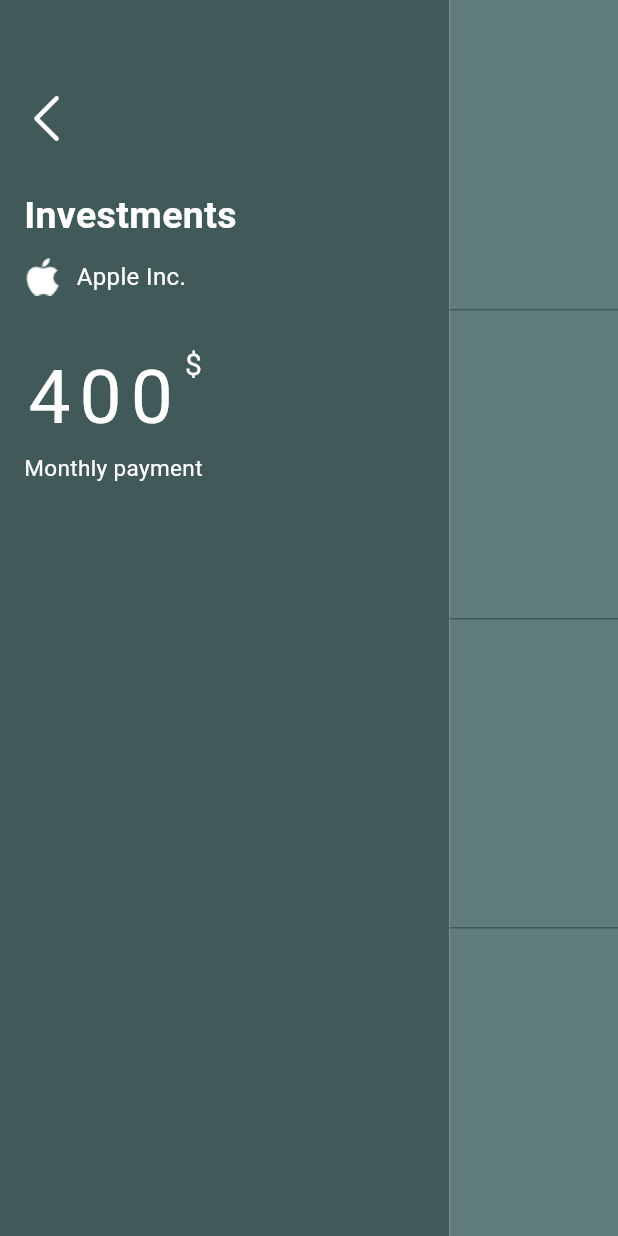
After one commit to tusharhow/Credit-App, a Flutter app: the screen it shows after launch, after a tap on "Audi Q8 TFSI", on a phone screen of 412 x 824 dp. The commit adds this screen. Run offline on Flutter 3.47's test engine with Material 3 defaults, Android fonts, the phone set to English and light mode, and no system bars.

Commit message:
Detail screen skeleton added

```diff
--- a/lib/components/inactive_card.dart
+++ b/lib/components/inactive_card.dart
@@ -6,12 +6,16 @@ class InActiveCard extends StatelessWidget {
     super.key,
     required this.title,
     required this.price,
+    required this.onClick,
   });
   final String title;
   final String price;
+  final VoidCallback onClick;
   @override
   Widget build(BuildContext context) {
-    return Container(
+    return GestureDetector(
+      onTap: onClick,
+      child: Container(
         height: 250,
         width: 110,
         decoration: BoxDecoration(
@@ -60,6 +64,7 @@ class InActiveCard extends StatelessWidget {
             ),
           ],
         ),
+      ),
     );
   }
 }
--- /dev/null
+++ b/lib/views/detail_screen.dart
@@ -0,0 +1,176 @@
+import 'package:credit_app/constants/constants.dart';
+import 'package:flutter/material.dart';
+
+class DetailScreen extends StatelessWidget {
+  const DetailScreen({super.key});
+
+  @override
+  Widget build(BuildContext context) {
+    final size = MediaQuery.of(context).size;
+    return Scaffold(
+      body: Column(
+        children: [
+          SizedBox(
+            height: size.height,
+            child: Row(
+              children: [
+                Expanded(
+                  flex: 8,
+                  child: Container(
+                    color: primaryColor,
+                    child: Column(
+                      children: [
+                        const SizedBox(height: 16 * 4),
+                        Padding(
+                          padding: const EdgeInsets.only(left: 16),
+                          child: Align(
+                            alignment: Alignment.centerLeft,
+                            child: Image.asset(
+                              'assets/icons/back.png',
+                              color: Colors.white,
+                              height: 30,
+                            ),
+                          ),
+                        ),
+                        const SizedBox(height: 16 * 2),
+                        const Padding(
+                          padding: EdgeInsets.only(left: 16),
+                          child: Align(
+                            alignment: Alignment.centerLeft,
+                            child: Text(
+                              'Investments',
+                              style: TextStyle(
+                                color: Colors.white,
+                                fontSize: 25,
+                                fontWeight: FontWeight.bold,
+                              ),
+                            ),
+                          ),
+                        ),
+                        const SizedBox(height: 10),
+                        Padding(
+                          padding: const EdgeInsets.only(left: 16),
+                          child: Row(
+                            children: [
+                              Image.asset(
+                                'assets/icons/apple.png',
+                                color: Colors.white,
+                                height: 25,
+                              ),
+                              const SizedBox(width: 10),
+                              const Text(
+                                'Apple Inc.',
+                                style: TextStyle(
+                                  color: Colors.white,
+                                  fontSize: 16,
+                                ),
+                              ),
+                            ],
+                          ),
+                        ),
+                        const SizedBox(height: 16 * 2),
+                        const Padding(
+                          padding: EdgeInsets.only(left: 16),
+                          child: Row(
+                            crossAxisAlignment: CrossAxisAlignment.start,
+                            children: [
+                              Text(
+                                '400',
+                                style: TextStyle(
+                                  color: Colors.white,
+                                  fontSize: 50,
+                                  fontWeight: FontWeight.w400,
+                                  letterSpacing: 6,
+                                ),
+                              ),
+                              SizedBox(width: 5),
+                              Text(
+                                '\$',
+                                style: TextStyle(
+                                  color: Colors.white,
+                                  fontSize: 20,
+                                ),
+                              ),
+                            ],
+                          ),
+                        ),
+                        const Padding(
+                          padding: EdgeInsets.only(left: 16),
+                          child: Align(
+                            alignment: Alignment.centerLeft,
+                            child: Text(
+                              'Monthly payment',
+                              style: TextStyle(
+                                color: Colors.white,
+                                fontSize: 15,
+                              ),
+                            ),
+                          ),
+                        ),
+                      ],
+                    ),
+                  ),
+                ),
+                Expanded(
+                  flex: 3,
+                  child: Column(
+                    children: [
+                      Expanded(
+                        flex: 1,
+                        child: Container(
+                          color: lightSecondaryColor,
+                        ),
+                      ),
+                      Expanded(
+                        flex: 1,
+                        child: Container(
+                          decoration: const BoxDecoration(
+                            color: lightSecondaryColor,
+                            border: Border(
+                              top: BorderSide(
+                                color: primaryColor,
+                                width: 1,
+                              ),
+                            ),
+                          ),
+                        ),
+                      ),
+                      Expanded(
+                        flex: 1,
+                        child: Container(
+                          decoration: const BoxDecoration(
+                            color: lightSecondaryColor,
+                            border: Border(
+                              top: BorderSide(
+                                color: primaryColor,
+                                width: 1,
+                              ),
+                            ),
+                          ),
+                        ),
+                      ),
+                      Expanded(
+                        flex: 1,
+                        child: Container(
+                          decoration: const BoxDecoration(
+                            color: lightSecondaryColor,
+                            border: Border(
+                              top: BorderSide(
+                                color: primaryColor,
+                                width: 1,
+                              ),
+                            ),
+                          ),
+                        ),
+                      ),
+                    ],
+                  ),
+                ),
+              ],
+            ),
+          )
+        ],
+      ),
+    );
+  }
+}
--- a/lib/views/home_page.dart
+++ b/lib/views/home_page.dart
@@ -3,6 +3,7 @@ import 'package:credit_app/components/dashed_painter.dart';
 import 'package:credit_app/components/inactive_card.dart';
 import 'package:credit_app/components/main_credit_card.dart';
 import 'package:credit_app/constants/constants.dart';
+import 'package:credit_app/views/detail_screen.dart';
 import 'package:flutter/material.dart';
 import 'dart:math' as math;
 
@@ -216,14 +217,23 @@ class MyHomePage extends StatelessWidget {
                               ),
                             ),
                             const SizedBox(width: 16),
-                            const InActiveCard(
+                            InActiveCard(
                               title: 'Audi Q8 TFSI',
                               price: '40K',
+                              onClick: () {
+                                Navigator.push(
+                                  context,
+                                  MaterialPageRoute(
+                                    builder: (context) => const DetailScreen(),
+                                  ),
+                                );
+                              },
                             ),
                             const SizedBox(width: 16),
-                            const InActiveCard(
+                            InActiveCard(
                               title: 'Equipment',
                               price: '800',
+                              onClick: () {},
                             ),
                           ],
                         ),
```
Also changed, not shown: assets/icons/apple.png (added), assets/icons/back.png (added). Lines whose indentation alone changed are shown as unchanged.
